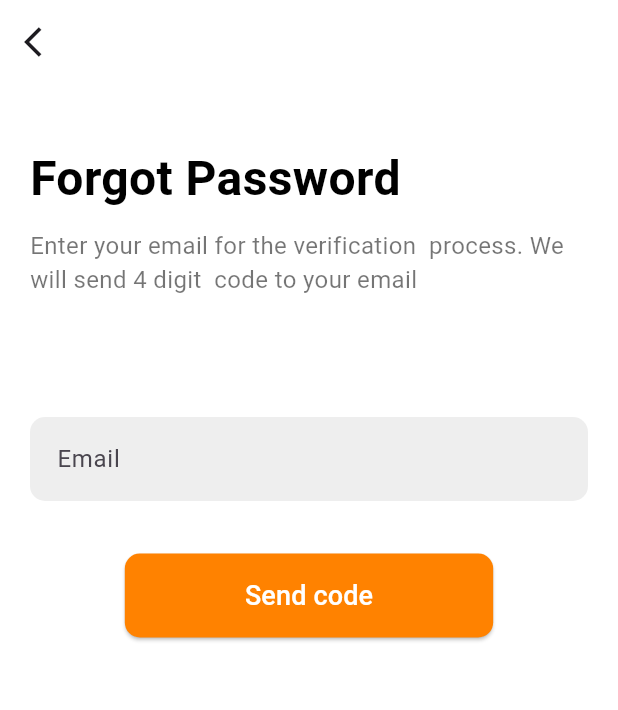
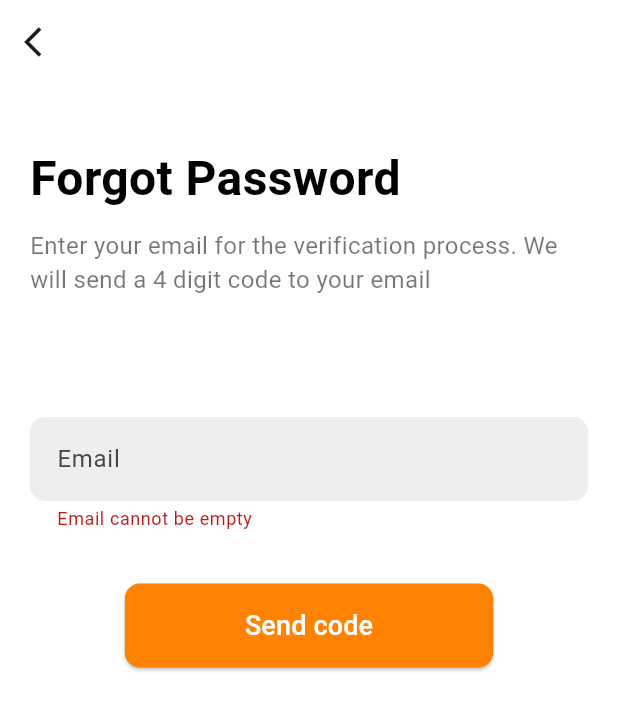
Before and after one commit to Ashfaqibnuajmal/Food_delivery_app_user, a Flutter app: the ForgotPassword screen opened by its route, after a tap on "Send code", on a phone screen of 412 x 824 dp. Shown: the top 710 px of the screen. Run offline on Flutter 3.47's test engine with Material 3 defaults, Android fonts, the phone set to English and light mode, and no system bars; our stand-ins replace bloc, cloud_firestore, firebase_auth, firebase_core, flutter_bloc, gap and 4 more; accounts and stored records are empty.

Commit message:
forgot password fix

```diff
--- a/lib/features/auth/presentation/screens/forgot_password.dart
+++ b/lib/features/auth/presentation/screens/forgot_password.dart
@@ -10,28 +10,33 @@ import 'package:mera_app/features/auth/services/auth_service.dart';
 class ForgotPassword extends StatelessWidget {
   final AuthService authService = AuthService();
   final _formState = GlobalKey<FormState>();
+
   ForgotPassword({super.key});
 
   @override
   Widget build(BuildContext context) {
-    TextEditingController emailController = TextEditingController();
+    final TextEditingController emailController = TextEditingController();
+
     return Scaffold(
       backgroundColor: Colors.white,
       appBar: AppBar(
         backgroundColor: Colors.white,
         leading: IconButton(
           onPressed: () {
-                Navigator.canPop(context);
             Navigator.pop(context);
           },
-              icon: const Icon(Icons.arrow_back_ios)),
+          icon: const Icon(Icons.arrow_back_ios),
+        ),
       ),
       body: SingleChildScrollView(
         child: SafeArea(
           child: Padding(
             padding: const EdgeInsets.symmetric(horizontal: 20.0),
-            child:
-                Column(crossAxisAlignment: CrossAxisAlignment.start, children: [
+            child: Form(
+              key: _formState, // ✅ wrap with Form
+              child: Column(
+                crossAxisAlignment: CrossAxisAlignment.start,
+                children: [
                   const Gap(40),
                   const Text(
                     'Forgot Password',
@@ -39,8 +44,9 @@ class ForgotPassword extends StatelessWidget {
                   ),
                   const Gap(10),
                   const Text(
-                  'Enter your email for the verification  process. We will send 4 digit  code to your email',
-                  style: lightBlackTextStyle),
+                    'Enter your email for the verification process. We will send a 4 digit code to your email',
+                    style: lightBlackTextStyle,
+                  ),
                   const Gap(80),
                   EmailField(
                     controller: emailController,
@@ -52,13 +58,20 @@ class ForgotPassword extends StatelessWidget {
                       onPressed: () {
                         if (_formState.currentState!.validate()) {
                           try {
-                        authService.passWordReset(emailController.text.trim());
+                            // ✅ just call (don’t await, it’s void)
+                            authService.passWordReset(
+                              emailController.text.trim(),
+                            );
+
                             ShowSnackBar.show(
-                            context, "Verification link sent to your email.");
+                              context,
+                              "Verification link sent to your email.",
+                            );
                           } on FirebaseAuthException catch (e) {
                             ScaffoldMessenger.of(context).showSnackBar(
                               SnackBar(
-                            content: Text(e.message.toString()),
+                                content:
+                                    Text(e.message ?? "Something went wrong"),
                                 backgroundColor: Colors.red,
                                 behavior: SnackBarBehavior.floating,
                                 duration: const Duration(seconds: 3),
@@ -69,8 +82,12 @@ class ForgotPassword extends StatelessWidget {
                       },
                     ),
                   ),
-            ]),
+                ],
               ),
-        )));
+            ),
+          ),
+        ),
+      ),
+    );
   }
 }
--- a/lib/features/auth/presentation/widgets/divider_text.dart
+++ b/lib/features/auth/presentation/widgets/divider_text.dart
@@ -3,7 +3,7 @@ import 'package:flutter/material.dart';
 class DividerWithText extends StatelessWidget {
   final String text;
 
-  const CuDividerWithText({super.key, required this.text});
+  const DividerWithText({super.key, required this.text});
 
   @override
   Widget build(BuildContext context) {
```
Lines whose indentation alone changed are shown as unchanged.
